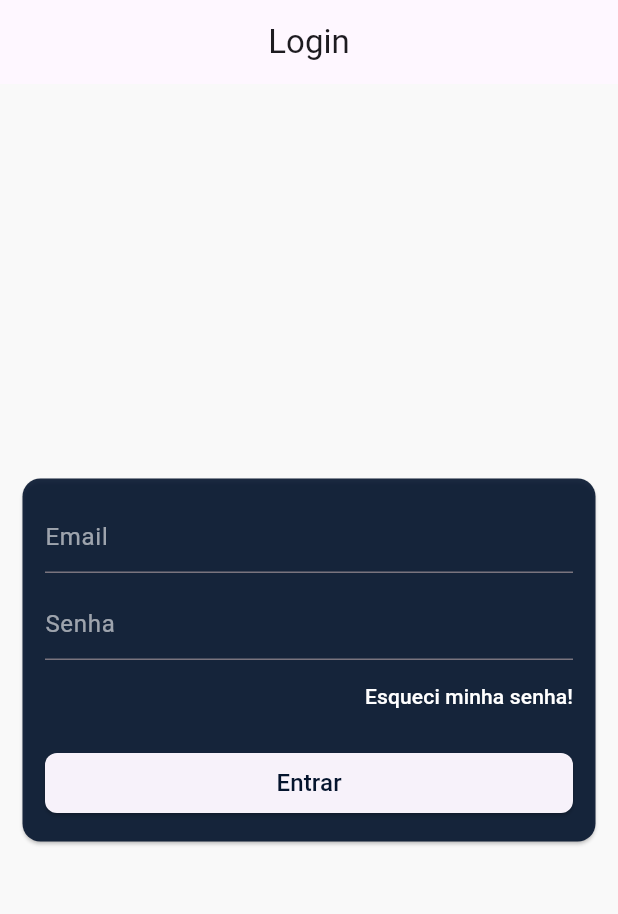
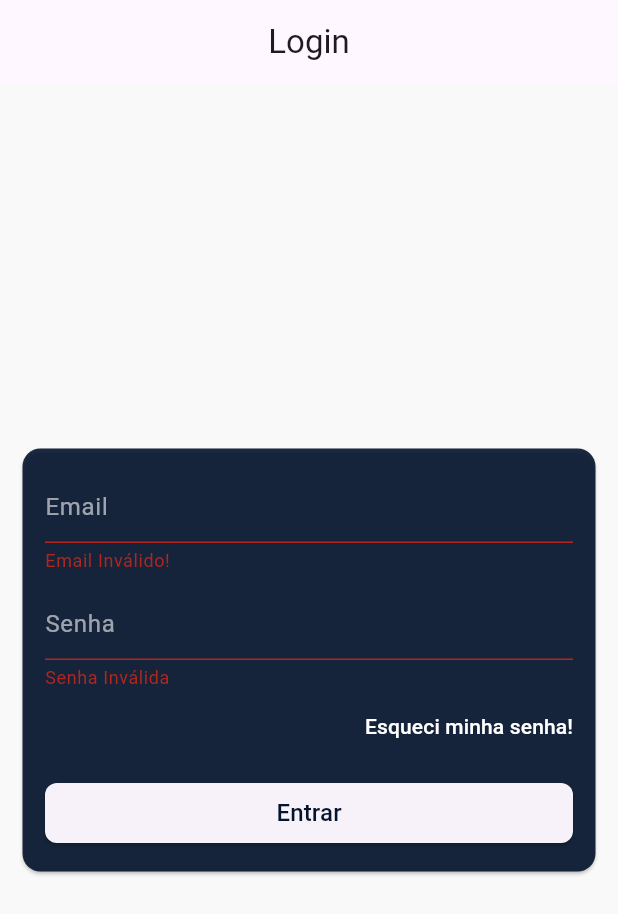
Before and after one commit to brunodeev/vallo_app, a Flutter app: the screen it shows after launch, after a tap on "Entrar", on a phone screen of 412 x 824 dp. Shown: the top 914 px of the screen. Run offline on Flutter 3.47's test engine with Material 2 defaults, Android fonts, the phone set to English and light mode, and no system bars; our stand-ins replace cloud_firestore, firebase_core; accounts and stored records are empty.

Commit message:
adding validation

```diff
--- /dev/null
+++ b/lib/helpers/validators.dart
@@ -0,0 +1,5 @@
+bool emailValid(String email) {
+  final RegExp regex = RegExp(
+      r"^(([^<>()[\]\\.,;:\s@\']+(\.[^<>()[\]\\.,;:\s@\']+)*)|(\'.+\'))@((\[[0-9]{1,3}\.[0-9]{1,3}\.[0-9]{1,3}\.[0-9]{1,3}\])|(([a-zA-Z\-0-9]+\.)+[a-zA-Z]{2,}))$");
+  return regex.hasMatch(email);
+}
--- a/lib/main.dart
+++ b/lib/main.dart
@@ -22,7 +22,7 @@ class MyApp extends StatelessWidget {
         primaryColor: kPrimaryColor,
       ),
       debugShowCheckedModeBanner: false,
-      home: const LoginScreen(),
+      home: LoginScreen(),
     );
   }
 }
--- a/lib/screens/login/login_screen.dart
+++ b/lib/screens/login/login_screen.dart
@@ -1,8 +1,11 @@
 import 'package:flutter/material.dart';
 import 'package:vallo_app/constants/constant_colors.dart';
+import 'package:vallo_app/helpers/validators.dart';
 
 class LoginScreen extends StatelessWidget {
-  const LoginScreen({super.key});
+  LoginScreen({super.key});
+
+  final GlobalKey<FormState> formKey = GlobalKey<FormState>();
 
   @override
   Widget build(BuildContext context) {
@@ -16,6 +19,8 @@ class LoginScreen extends StatelessWidget {
         child: Card(
           margin: const EdgeInsets.symmetric(horizontal: 15),
           color: kPrimaryColor.withOpacity(.9),
+          child: Form(
+            key: formKey,
             child: ListView(
               padding: const EdgeInsets.symmetric(horizontal: 15, vertical: 15),
               shrinkWrap: true,
@@ -31,6 +36,9 @@ class LoginScreen extends StatelessWidget {
                   autocorrect: false,
                   style: const TextStyle(color: Colors.white),
                   validator: (email) {
+                    if (!emailValid(email!)) {
+                      return 'Email Inválido!';
+                    }
                     return null;
                   },
                 ),
@@ -70,7 +78,9 @@ class LoginScreen extends StatelessWidget {
                   style: ElevatedButton.styleFrom(
                       shape: RoundedRectangleBorder(
                           borderRadius: BorderRadius.circular(8))),
-                onPressed: () {},
+                  onPressed: () {
+                    formKey.currentState!.validate();
+                  },
                   child: const Text(
                     'Entrar',
                     style: TextStyle(color: kPrimaryColor, fontSize: 16),
@@ -80,6 +90,7 @@ class LoginScreen extends StatelessWidget {
             ),
           ),
         ),
+      ),
     );
   }
 }
```
Lines whose indentation alone changed are shown as unchanged.
